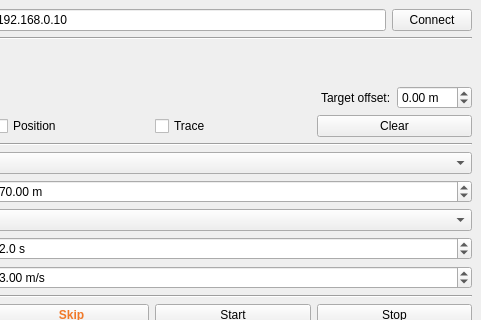
The window that photo_phly_dockwidget_base.ui (3dgeo-heidelberg/photophly-qgis) describes before a commit, drawn with Qt 5; both pictures show x 99 to 580 and y 0 to 320 of the 580 by 653 pixel window.
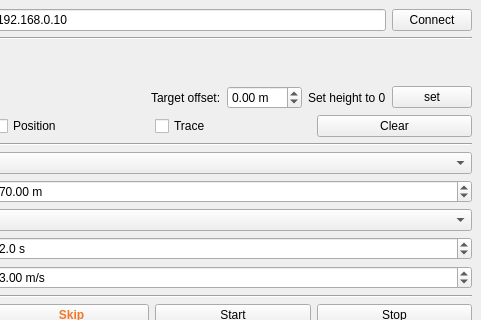
The same window after the commit. Custom widgets are drawn as their Qt base class.

```diff
--- a/photo_phly_dockwidget_base.ui
+++ b/photo_phly_dockwidget_base.ui
@@ -124,6 +124,20 @@
             </property>
            </widget>
           </item>
+          <item>
+           <widget class="QLabel" name="label_x13">
+            <property name="text">
+             <string>Set height to 0</string>
+            </property>
+           </widget>
+          </item>
+          <item>
+           <widget class="QPushButton" name="btnZero">
+            <property name="text">
+             <string>set</string>
+            </property>
+           </widget>
+          </item>
          </layout>
         </item>
         <item row="5" column="0">
```
Left out of the diff: 2 changed lines with no effect on the pictures.
